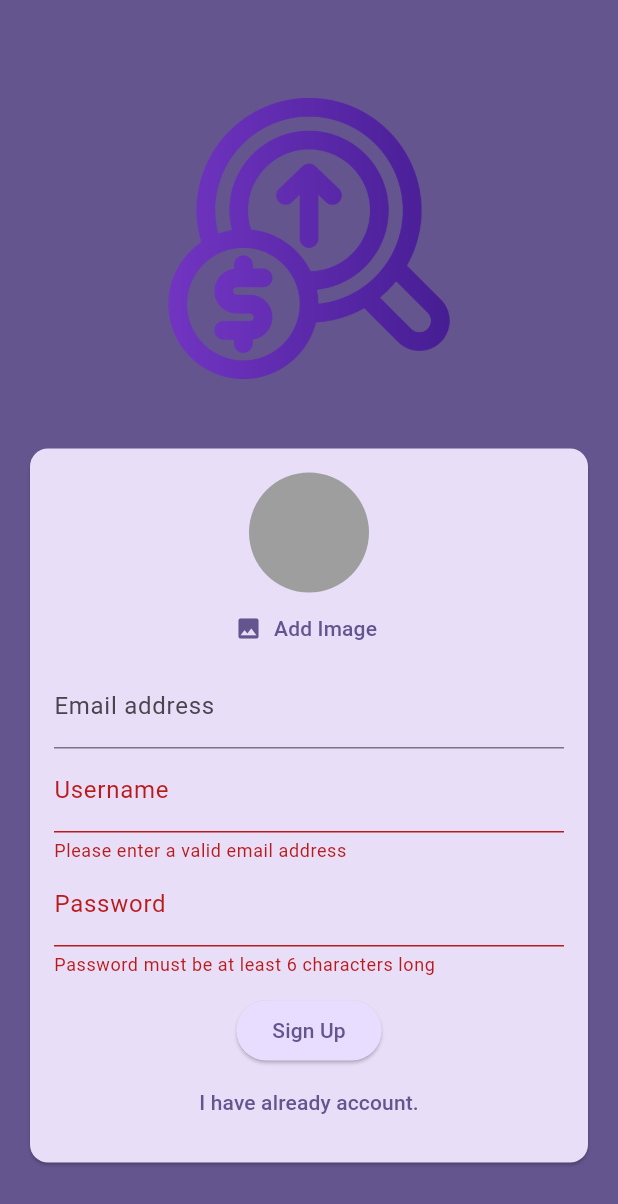
After one commit to Amrendra29/expense_tracker, a Flutter app: the screen it shows after launch, after a tap on "Login", after a tap on "Create an account", on a phone screen of 412 x 824 dp. The commit adds this screen. Shown: the top 1204 px of the screen. Run offline on Flutter 3.47's test engine with Material 3 defaults, Android fonts, the light colour scheme and no system bars; our stand-ins replace cloud_firestore, firebase_auth, image_picker; accounts and stored records are empty.

Commit message:
Add Firebase auth and user image support
Introduces authentication via Firebase, user registration with image upload using Cloudinary, and stores user info in Firestore. Adds AuthScreen, SplashScreen, and UserImagePicker widgets, updates dependencies, and configures platform plugin registration for Firebase and image/file selection.

```diff
--- a/lib/main.dart
+++ b/lib/main.dart
@@ -1,6 +1,8 @@
 import 'package:expense_tracker/widgets/expenses.dart';
 import 'package:flutter/material.dart';
-import 'package:flutter/services.dart';
+import 'screens/splashscreen.dart';
+import 'screens/authscreen.dart';
+import 'package:firebase_auth/firebase_auth.dart';
 
 var kColorScheme = ColorScheme.fromSeed(
   seedColor: Color.fromARGB(255, 96, 59, 181),
@@ -54,7 +56,19 @@ void main() {
           ),
         ),
       ),
-      home: Expenses(),
+      home: AuthScreen(),
+      // home: StreamBuilder(
+      //   stream: FirebaseAuth.instance.authStateChanges(),
+      //   builder: (context, snapshot) {
+      //     if (snapshot.connectionState == ConnectionState.waiting) {
+      //       return SplashScreen();
+      //     }
+      //     if (snapshot.hasData) {
+      //       return const Expenses();
+      //     }
+      //     return const AuthScreen();
+      //   },
+      // ),
     ),
   );
   //});
--- /dev/null
+++ b/lib/screens/authscreen.dart
@@ -0,0 +1,232 @@
+import 'dart:io';
+import 'package:cloud_firestore/cloud_firestore.dart';
+
+import 'package:expense_tracker/widgets/user_image_picker.dart';
+import 'package:flutter/material.dart';
+import 'package:firebase_auth/firebase_auth.dart';
+import 'package:http/http.dart' as http;
+import 'dart:convert';
+
+final _firebase = FirebaseAuth.instance;
+
+class AuthScreen extends StatefulWidget {
+  const AuthScreen({super.key});
+
+  @override
+  State<AuthScreen> createState() => _AuthScreenState();
+}
+
+class _AuthScreenState extends State<AuthScreen> {
+  bool _isLogin = true;
+  final _form = GlobalKey<FormState>();
+  var _enteredEmail = '';
+  var _enteredPassword = '';
+  var _enteredUsername = '';
+  File? _selectedImage;
+  bool _isAuthenticating = false;
+  void _submit() async {
+    final isValid = _form.currentState!.validate();
+    if (!isValid || (!_isLogin && _selectedImage == null)) {
+      // Proceed with authentication
+      return;
+    }
+
+    _form.currentState!.save();
+    print("Selected image: $_selectedImage");
+
+    try {
+      setState(() {
+        _isAuthenticating = true;
+      });
+      if (_isLogin) {
+        final userCredentials = await _firebase.signInWithEmailAndPassword(
+          email: _enteredEmail,
+          password: _enteredPassword,
+        );
+      } else {
+        final userCredentials = await _firebase.createUserWithEmailAndPassword(
+          email: _enteredEmail,
+          password: _enteredPassword,
+        );
+        // --- Cloudinary Upload ---
+        String cloudName = "dlbptsadx";
+        String uploadPreset = "chat-preset";
+
+        var uri = Uri.parse(
+          "https://api.cloudinary.com/v1_1/$cloudName/image/upload",
+        );
+
+        var request = http.MultipartRequest('POST', uri)
+          ..fields['upload_preset'] = uploadPreset
+          ..files.add(
+            await http.MultipartFile.fromPath('file', _selectedImage!.path),
+          );
+
+        var response = await request.send();
+        String? imageUrl;
+
+        if (response.statusCode == 200) {
+          final resStr = await response.stream.bytesToString();
+          final data = jsonDecode(resStr);
+          imageUrl = data['secure_url'];
+          print("Cloudinary Image URL: $imageUrl");
+        } else {
+          print("Cloudinary upload failed with status: ${response.statusCode}");
+        }
+        // --- Save user info to Firestore (optional) ---
+        if (imageUrl != null) {
+          await FirebaseFirestore.instance
+              .collection('users')
+              .doc(userCredentials.user!.uid)
+              .set({
+                'username': _enteredUsername,
+                'email': _enteredEmail,
+                'image_url': imageUrl,
+              });
+        }
+      }
+      setState(() {
+        _isAuthenticating = false;
+      });
+    } on FirebaseAuthException catch (error) {
+      // Handle error
+      if (error.code == 'email-already-in-use') {
+        // Handle email already in use
+      }
+      ScaffoldMessenger.of(context).clearSnackBars();
+      ScaffoldMessenger.of(context).showSnackBar(
+        SnackBar(content: Text(error.message ?? 'Authentication failed')),
+      );
+      setState(() {
+        _isAuthenticating = false;
+      });
+    }
+  }
+
+  @override
+  Widget build(BuildContext context) {
+    return Scaffold(
+      backgroundColor: Theme.of(context).colorScheme.primary,
+      body: Center(
+        child: SingleChildScrollView(
+          child: Column(
+            children: [
+              Container(
+                margin: const EdgeInsets.only(
+                  top: 30,
+                  bottom: 20,
+                  left: 20,
+                  right: 20,
+                ),
+                width: 200,
+                child: Image.asset('assets/images/track.png'),
+              ),
+              Card(
+                margin: const EdgeInsets.all(20),
+                child: SingleChildScrollView(
+                  child: Padding(
+                    padding: const EdgeInsets.all(16.0),
+                    child: Form(
+                      key: _form,
+                      child: Column(
+                        mainAxisSize: MainAxisSize.min,
+                        children: [
+                          if (!_isLogin)
+                            UserImagePicker(
+                              imagePickFn: (pickedImage) {
+                                _selectedImage = pickedImage;
+                              },
+                            ),
+                          TextFormField(
+                            decoration: const InputDecoration(
+                              labelText: 'Email address',
+                            ),
+                            keyboardType: TextInputType.emailAddress,
+                            autocorrect: false,
+                            textCapitalization: TextCapitalization.none,
+                            validator: (value) {
+                              if (value == null ||
+                                  value.trim().isEmpty ||
+                                  !value.contains('@')) {
+                                return 'Please enter a valid email address';
+                              }
+
+                              return null;
+                            },
+                            onSaved: (value) {
+                              _enteredEmail = value!;
+                            },
+                          ),
+                          if (!_isLogin)
+                            TextFormField(
+                              decoration: const InputDecoration(
+                                labelText: 'Username',
+                              ),
+                              enableSuggestions: false,
+                              validator: (value) {
+                                if (value == null ||
+                                    value.trim().length < 4 ||
+                                    value.trim().isEmpty) {
+                                  return 'Username must be at least 4 characters long';
+                                }
+
+                                return null;
+                              },
+                              onSaved: (value) {
+                                _enteredUsername = value!;
+                              },
+                            ),
+                          TextFormField(
+                            decoration: const InputDecoration(
+                              labelText: 'Password',
+                            ),
+                            obscureText: true,
+                            validator: (value) {
+                              if (value == null || value.trim().length < 6) {
+                                return 'Password must be at least 6 characters long';
+                              }
+
+                              return null;
+                            },
+                            onSaved: (value) {
+                              _enteredPassword = value!;
+                            },
+                          ),
+                          SizedBox(height: 12),
+                          if (_isAuthenticating) CircularProgressIndicator(),
+                          if (!_isAuthenticating)
+                            ElevatedButton(
+                              onPressed: _submit,
+                              style: ElevatedButton.styleFrom(
+                                backgroundColor: Theme.of(
+                                  context,
+                                ).colorScheme.primaryContainer,
+                              ),
+                              child: Text(_isLogin ? 'Login' : 'Sign Up'),
+                            ),
+                          if (!_isAuthenticating)
+                            TextButton(
+                              onPressed: () {
+                                setState(() {
+                                  _isLogin = !_isLogin;
+                                });
+                              },
+                              child: Text(
+                                _isLogin
+                                    ? 'Create an account'
+                                    : 'I have already account.',
+                              ),
+                            ),
+                        ],
+                      ),
+                    ),
+                  ),
+                ),
+              ),
+            ],
+          ),
+        ),
+      ),
+    );
+  }
+}
--- /dev/null
+++ b/lib/screens/splashscreen.dart
@@ -0,0 +1,12 @@
+import 'package:flutter/material.dart';
+
+class SplashScreen extends StatelessWidget {
+  const SplashScreen({super.key});
+  @override
+  Widget build(BuildContext context) {
+    return Scaffold(
+      appBar: AppBar(title: Text('Chat')),
+      body: Center(child: Text('Waitinhg...')),
+    );
+  }
+}
--- /dev/null
+++ b/lib/widgets/user_image_picker.dart
@@ -0,0 +1,54 @@
+import 'dart:io';
+
+import 'package:flutter/material.dart';
+import 'package:image_picker/image_picker.dart';
+
+class UserImagePicker extends StatefulWidget {
+  const UserImagePicker({super.key, required this.imagePickFn});
+
+  final void Function(File pickedImage)? imagePickFn;
+
+  @override
+  State<UserImagePicker> createState() => _UserImagePickerState();
+}
+
+class _UserImagePickerState extends State<UserImagePicker> {
+  File? _pickedImageFile;
+  void _pickImage() async {
+    final pickedImage = await ImagePicker().pickImage(
+      source: ImageSource.camera,
+      imageQuality: 50,
+      maxWidth: 150,
+    );
+    if (pickedImage == null) {
+      return;
+    }
+    setState(() {
+      _pickedImageFile = File(pickedImage.path);
+    });
+    widget.imagePickFn?.call(_pickedImageFile!);
+  }
+
+  @override
+  Widget build(BuildContext context) {
+    return Column(
+      children: [
+        CircleAvatar(
+          radius: 40,
+          backgroundColor: Colors.grey,
+          foregroundImage: _pickedImageFile != null
+              ? FileImage(_pickedImageFile!)
+              : null,
+        ),
+        TextButton.icon(
+          onPressed: _pickImage,
+          icon: const Icon(Icons.image),
+          label: Text(
+            'Add Image',
+            style: TextStyle(color: Theme.of(context).colorScheme.primary),
+          ),
+        ),
+      ],
+    );
+  }
+}
```
Also changed, not shown: pubspec.yaml (+7 -5 lines), assets/images/track.png (added), pubspec.lock, 5 other files.
